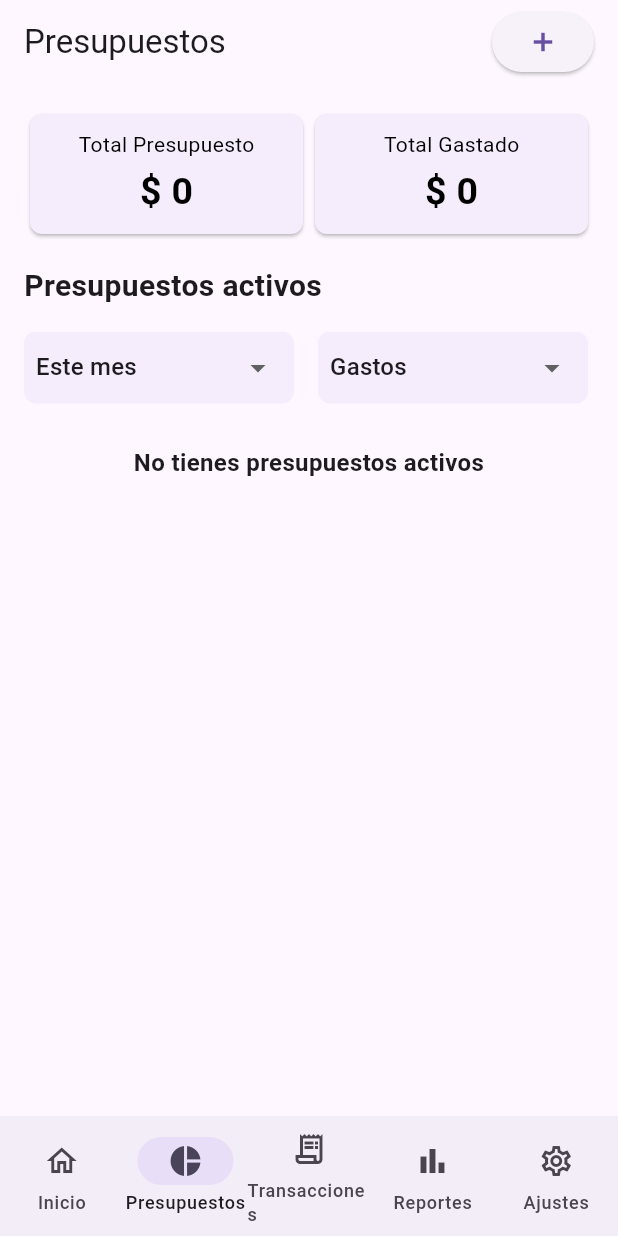
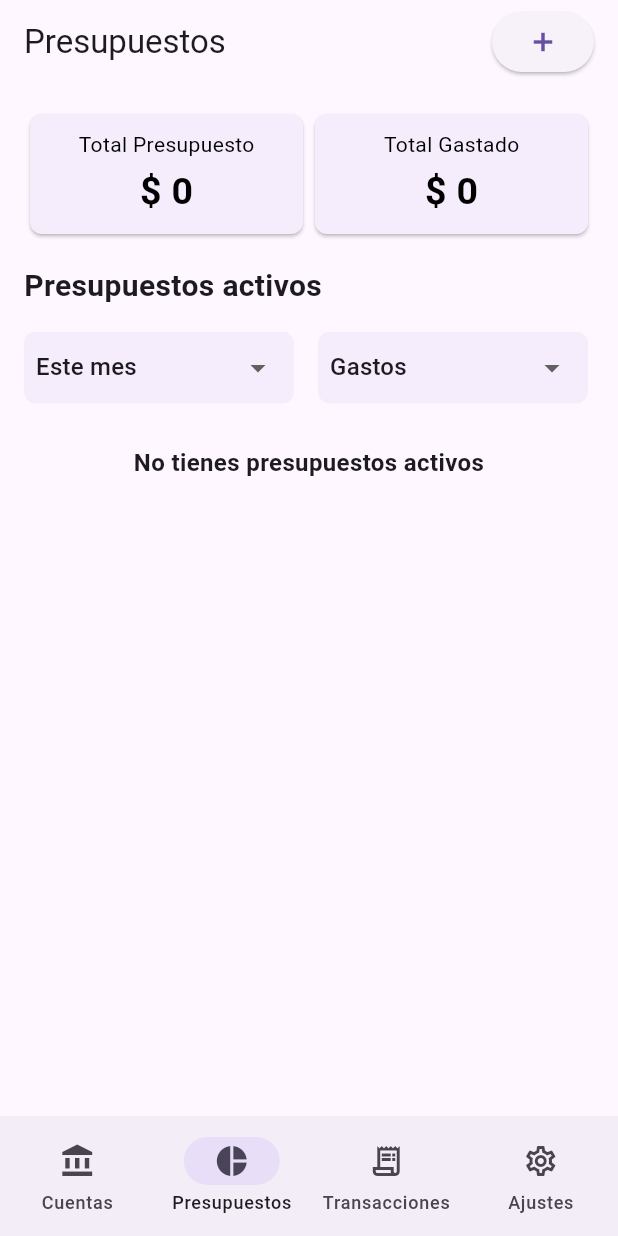
Before and after one commit to IDUCDEV/clariFi, a Flutter app: the screen it shows once a user with an empty profile is signed in, item 2 of the bottom bar chosen, on a phone screen of 412 x 824 dp. Run offline on Flutter 3.47's test engine with Material 3 defaults, Android fonts, the phone set to English and light mode, and no system bars; our stand-ins replace app_links, go_router, supabase_flutter; accounts and stored records are empty.

Commit message:
añgunas modificaciones para mostrar en la demo day

```diff
--- a/lib/src/routes/app_router.dart
+++ b/lib/src/routes/app_router.dart
@@ -8,7 +8,7 @@ import 'package:clarifi_app/src/views/budgets/budget_template_screen.dart';
 import 'package:clarifi_app/src/views/budgets/create_budget.dart';
 import 'package:clarifi_app/src/views/budgets/dashboard_budgets.dart';
 import 'package:clarifi_app/src/views/budgets/edit_budget.dart';
-import 'package:clarifi_app/src/views/home/home_view.dart';
+//import 'package:clarifi_app/src/views/home/home_view.dart';
 import 'package:clarifi_app/src/views/home/accounts_view.dart';
 import 'package:clarifi_app/src/views/accounts/accounts_list_view.dart';
 import 'package:clarifi_app/src/views/onboarding/onboarding.dart';
@@ -75,8 +75,7 @@ class AppRouter {
             GoRoute(
               name: 'home',
               path: '/home',
-              pageBuilder: (context, state) =>
-                  NoTransitionPage(child: const HomeView()),
+              pageBuilder: (context, state) => NoTransitionPage(child: /*const HomeView()*/ const AccountsListView()),
             ),
             GoRoute(
               name: 'budgets',
--- a/lib/src/views/navigation/main_navigation_view.dart
+++ b/lib/src/views/navigation/main_navigation_view.dart
@@ -27,10 +27,12 @@ class MainNavigationView extends StatelessWidget {
             case 2:
               context.go('/transactions');
               break;
+            /*
             case 3:
               context.go('/reports');
               break;
-            case 4:
+            */
+            case 3:
               context.go('/settings');
               break;
           }
@@ -38,9 +40,9 @@ class MainNavigationView extends StatelessWidget {
         selectedIndex: _calculateSelectedIndex(context),
         destinations: const <NavigationDestination>[
           NavigationDestination(
-            selectedIcon: Icon(Icons.home),
-            icon: Icon(Icons.home_outlined),
-            label: 'Inicio',
+            selectedIcon: Icon(Icons.account_balance),
+            icon: Icon(Icons.account_balance),
+            label: 'Cuentas',
           ),
           NavigationDestination(
             selectedIcon: Icon(Icons.pie_chart),
@@ -52,11 +54,14 @@ class MainNavigationView extends StatelessWidget {
             icon: Icon(Icons.receipt_long_outlined),
             label: 'Transacciones',
           ),
-          NavigationDestination(
+          /*
+            NavigationDestination(
             selectedIcon: Icon(Icons.bar_chart),
             icon: Icon(Icons.bar_chart_outlined),
             label: 'Reportes',
           ),
+          */
+
           NavigationDestination(
             selectedIcon: Icon(Icons.settings),
             icon: Icon(Icons.settings_outlined),
@@ -80,11 +85,15 @@ class MainNavigationView extends StatelessWidget {
     if (location.startsWith('/transactions')) {
       return 2;
     }
-    if (location.startsWith('/reports')) {
+
+    /*
+      if (location.startsWith('/reports')) {
       return 3;
     }
+    */
+
     if (location.startsWith('/settings') || location.startsWith('/accounts')) {
-      return 4; // Settings o rutas relacionadas como accounts
+      return 3; // Settings o rutas relacionadas como accounts
     }
 
     return 0; // Default a Inicio
```
Also changed, not shown: lib/src/views/accounts/accounts_list_view.dart (+17 -5 lines).
